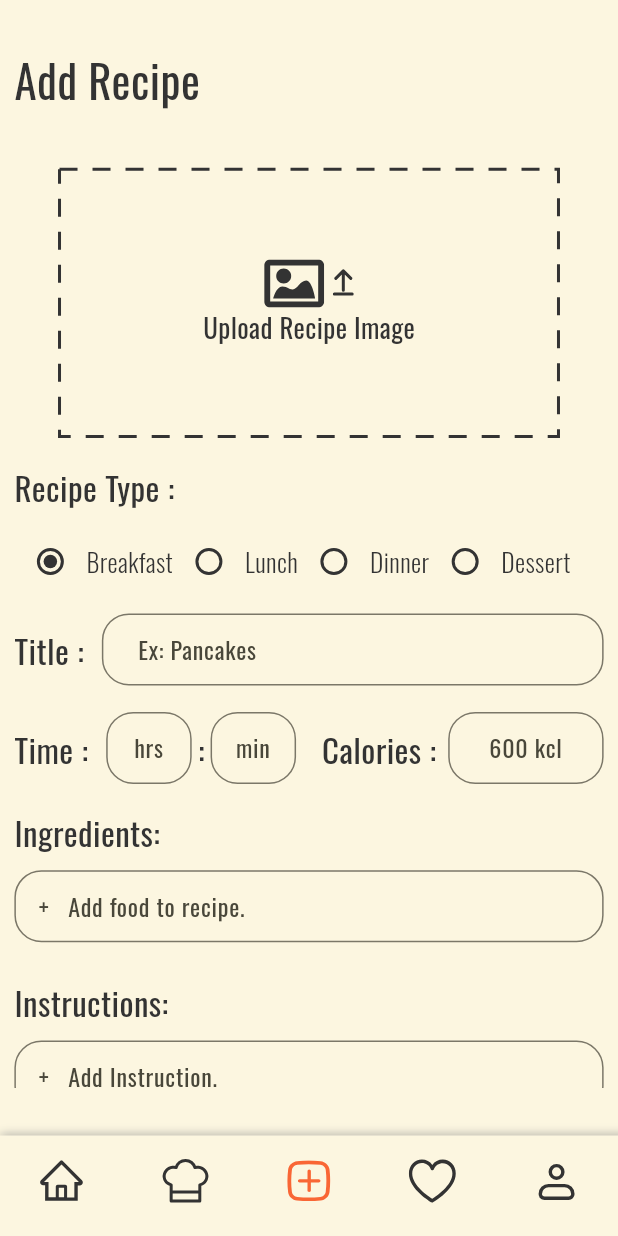
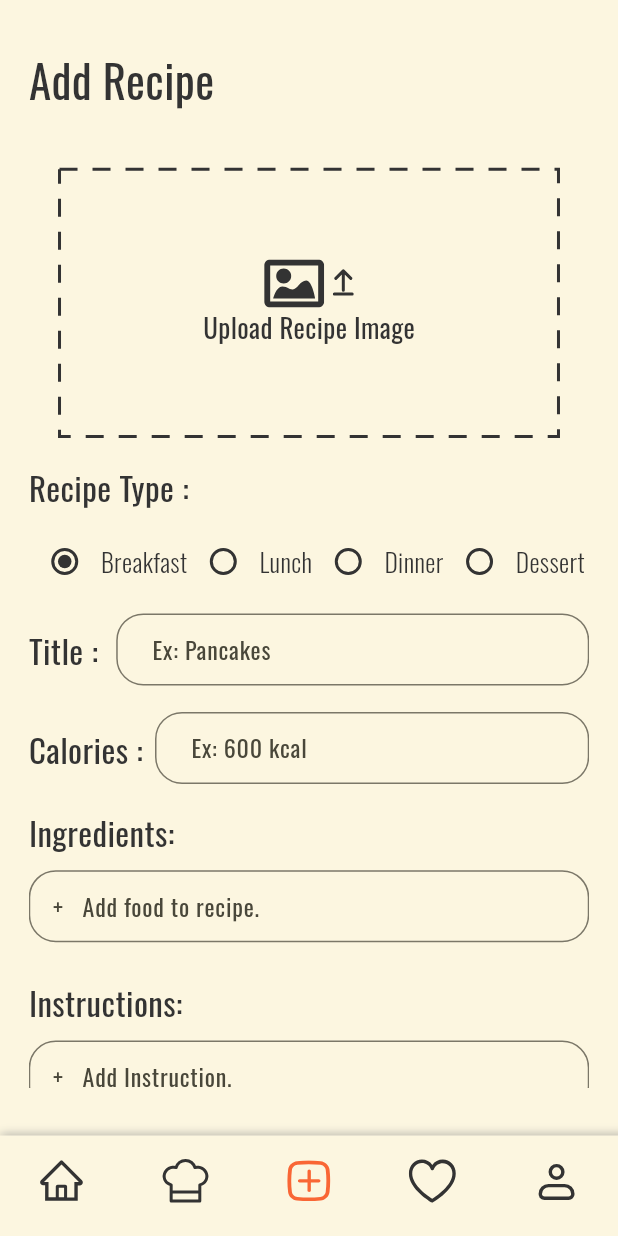
Before and after one commit to ftomara/Iti-CookingProject, a Flutter app: the screen it shows after launch, item 3 of the bottom bar chosen, on a phone screen of 412 x 824 dp. Run offline on Flutter 3.47's test engine with Material 3 defaults, Android fonts, the phone set to English and light mode, and no system bars; drawn by our look-alikes of dotted_border; our stand-ins replace bloc, cloud_firestore, dio, firebase_auth, firebase_core, flutter_bloc and 8 more; accounts and stored records are empty; project files that could hold a hidden picture were left out.

Commit message:
comment time field, time and rate attributes for recipe model

```diff
--- a/lib/features/home/model/recipe.dart
+++ b/lib/features/home/model/recipe.dart
@@ -1,30 +1,30 @@
 import 'recipe_types.dart';
-import 'time.dart';
+// import 'time.dart';
 
 class Recipe {
   Recipe({
     required this.title,
     required this.chef,
-    required this.rate,
+    // required this.rate,
     required this.calories,
     required this.ingreadiants,
     required this.instructions,
     required this.type,
     required this.impPath,
-    required this.time,
+    // required this.time,
     this.isFav = false,
     this.servings = 1,
   });
 
   final String title;
   final String chef;
-  final int rate;
+  // final int rate;
   final int servings;
   final double calories;
   final List<String> ingreadiants;
   final List<String> instructions;
   final RecipeTypes type;
   final String impPath;
-  final Time time;
+  // final Time time;
   bool isFav = false;
 }
--- a/lib/features/home/ui/screens/upload_recipe_page.dart
+++ b/lib/features/home/ui/screens/upload_recipe_page.dart
@@ -18,8 +18,8 @@ class UploadRecipePage extends StatefulWidget {
 }
 
 class _UploadRecipePageState extends State<UploadRecipePage> {
-  final TextEditingController hoursController = TextEditingController();
-  final TextEditingController minutesController = TextEditingController();
+  // final TextEditingController hoursController = TextEditingController();
+  // final TextEditingController minutesController = TextEditingController();
   final TextEditingController caloriesController = TextEditingController();
   final TextEditingController titleController = TextEditingController();
   final List<String> ingreadientsList = [];
@@ -31,8 +31,8 @@ class _UploadRecipePageState extends State<UploadRecipePage> {
   void initState() {
     super.initState();
     // Add listeners to controllers
-    hoursController.addListener(_validateFields);
-    minutesController.addListener(_validateFields);
+    // hoursController.addListener(_validateFields);
+    // minutesController.addListener(_validateFields);
     caloriesController.addListener(_validateFields);
     titleController.addListener(_validateFields);
   }
@@ -40,8 +40,8 @@ class _UploadRecipePageState extends State<UploadRecipePage> {
   @override
   void dispose() {
     // Dispose controllers
-    hoursController.dispose();
-    minutesController.dispose();
+    // hoursController.dispose();
+    // minutesController.dispose();
     caloriesController.dispose();
     titleController.dispose();
     super.dispose();
@@ -49,10 +49,9 @@ class _UploadRecipePageState extends State<UploadRecipePage> {
 
   void _validateFields() {
     setState(() {
-      isButtonEnabled = (hoursController.text.isNotEmpty ||
-              minutesController.text.isNotEmpty) &&
-          caloriesController.text.isNotEmpty &&
-          titleController.text.isNotEmpty;
+      isButtonEnabled = //(hoursController.text.isNotEmpty ||
+          // minutesController.text.isNotEmpty) &&
+          caloriesController.text.isNotEmpty && titleController.text.isNotEmpty;
     });
   }
 
@@ -60,7 +59,7 @@ class _UploadRecipePageState extends State<UploadRecipePage> {
   Widget build(BuildContext context) {
     return Padding(
       padding: EdgeInsets.symmetric(
-        horizontal: 10.w,
+        horizontal: 20.w,
         vertical: 36.h,
       ),
       child: SingleChildScrollView(
@@ -92,18 +91,18 @@ class _UploadRecipePageState extends State<UploadRecipePage> {
             SizedBox(
               height: 20.h,
             ),
-            Row(
-              children: [
-                TimeInputField(
-                  hoursController: hoursController,
-                  minutesController: minutesController,
-                ),
-                SizedBox(
-                  width: 18.w,
-                ),
-                CaloriesInputField(caloriesController: caloriesController),
-              ],
-            ),
+            // Row(
+            //   children: [
+            //     TimeInputField(
+            //       hoursController: hoursController,
+            //       minutesController: minutesController,
+            //     ),
+            //     SizedBox(
+            //       width: 18.w,
+            //     ),
+            //   ],
+            // ),
+            CaloriesInputField(caloriesController: caloriesController),
             SizedBox(
               height: 18.h,
             ),
--- a/lib/features/home/ui/widgets/calories_input_field.dart
+++ b/lib/features/home/ui/widgets/calories_input_field.dart
@@ -10,8 +10,7 @@ class CaloriesInputField extends StatelessWidget {
 
   @override
   Widget build(BuildContext context) {
-    return Expanded(
-      child: Row(
+    return Row(
       children: [
         Text(
           'Calories :',
@@ -24,10 +23,10 @@ class CaloriesInputField extends StatelessWidget {
           child: TextField(
             controller: caloriesController,
             keyboardType: TextInputType.number,
-              textAlign: TextAlign.center,
+            // textAlign: TextAlign.center,
             decoration: InputDecoration(
               contentPadding: const EdgeInsets.symmetric(
-                  horizontal: 8,
+                horizontal: 20,
                 vertical: 8,
               ),
               border: OutlineInputBorder(
@@ -38,13 +37,12 @@ class CaloriesInputField extends StatelessWidget {
                 borderRadius: BorderRadius.circular(18),
                 borderSide: BorderSide(color: MyColors.greycolor, width: 2),
               ),
-                hintText: '600 kcl',
+              hintText: 'Ex: 600 kcal',
             ),
             style: MyTextStyle.input,
           ),
         ),
       ],
-      ),
     );
   }
 }
--- a/lib/my_cooking_app.dart
+++ b/lib/my_cooking_app.dart
@@ -30,7 +30,7 @@ class _MyCookingAppState extends State<MyCookingApp> {
     Recipe(
       title: 'Spicy Ramen Noodles',
       chef: 'Mady Miller',
-      rate: 2,
+      // rate: 2,
       calories: 602,
       ingreadiants: [
         '1 tbsp Garlic',
@@ -52,12 +52,12 @@ class _MyCookingAppState extends State<MyCookingApp> {
       ],
       type: RecipeTypes.lunch,
       impPath: 'assets/images/ramen_dummy.png',
-      time: const Time(hours: 0, min: 20),
+      // time: const Time(hours: 0, min: 20),
     ),
     Recipe(
       title: 'Pancakes',
       chef: 'Chef John',
-      rate: 3,
+      // rate: 3,
       calories: 200.0,
       ingreadiants: [
         'Flour',
@@ -73,12 +73,12 @@ class _MyCookingAppState extends State<MyCookingApp> {
       ],
       type: RecipeTypes.breakfast,
       impPath: 'assets/images/pancakes_dummy.png',
-      time: const Time(hours: 0, min: 25),
+      // time: const Time(hours: 0, min: 25),
     ),
     Recipe(
       title: 'Spaghetti Bolognese',
       chef: 'Chef Anna',
-      rate: 4,
+      // rate: 4,
       calories: 450.0,
       ingreadiants: [
         'Pasta',
@@ -94,12 +94,12 @@ class _MyCookingAppState extends State<MyCookingApp> {
       ],
       type: RecipeTypes.lunch,
       impPath: 'assets/images/spaghetti_dummy.png',
-      time: const Time(hours: 1, min: 30),
+      // time: const Time(hours: 1, min: 30),
     ),
     Recipe(
       title: 'Caesar Salad',
       chef: 'Chef Emma',
-      rate: 5,
+      // rate: 5,
       calories: 150.0,
       ingreadiants: [
         'Romaine lettuce',
@@ -117,12 +117,12 @@ class _MyCookingAppState extends State<MyCookingApp> {
       ],
       type: RecipeTypes.dinner,
       impPath: 'assets/images/caesar_salad_dummy.png',
-      time: const Time(hours: 0, min: 15),
+      // time: const Time(hours: 0, min: 15),
     ),
     Recipe(
       title: 'Chocolate Cake',
       chef: 'Chef Sophia',
-      rate: 5,
+      // rate: 5,
       calories: 400.0,
       ingreadiants: [
         'Flour',
@@ -145,13 +145,13 @@ class _MyCookingAppState extends State<MyCookingApp> {
       ],
       type: RecipeTypes.dessert,
       impPath: 'assets/images/chocolate_cake_dummy.png',
-      time: const Time(hours: 0, min: 45),
+      // time: const Time(hours: 0, min: 45),
       servings: 6,
     ),
     Recipe(
       title: 'Grilled Salmon',
       chef: 'Chef Liam',
-      rate: 4,
+      // rate: 4,
       calories: 300.0,
       ingreadiants: [
         'Salmon fillets',
@@ -170,7 +170,7 @@ class _MyCookingAppState extends State<MyCookingApp> {
       ],
       type: RecipeTypes.dinner,
       impPath: 'assets/images/grilled_salmon_dummy.png',
-      time: const Time(hours: 0, min: 20),
+      // time: const Time(hours: 0, min: 20),
     ),
   ];
 
```
Lines whose indentation alone changed are shown as unchanged.
